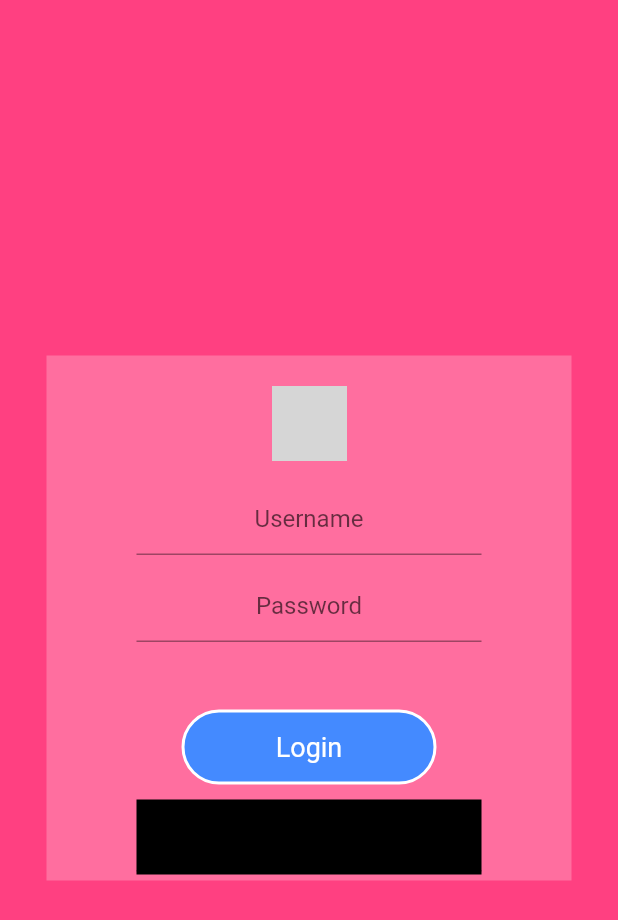
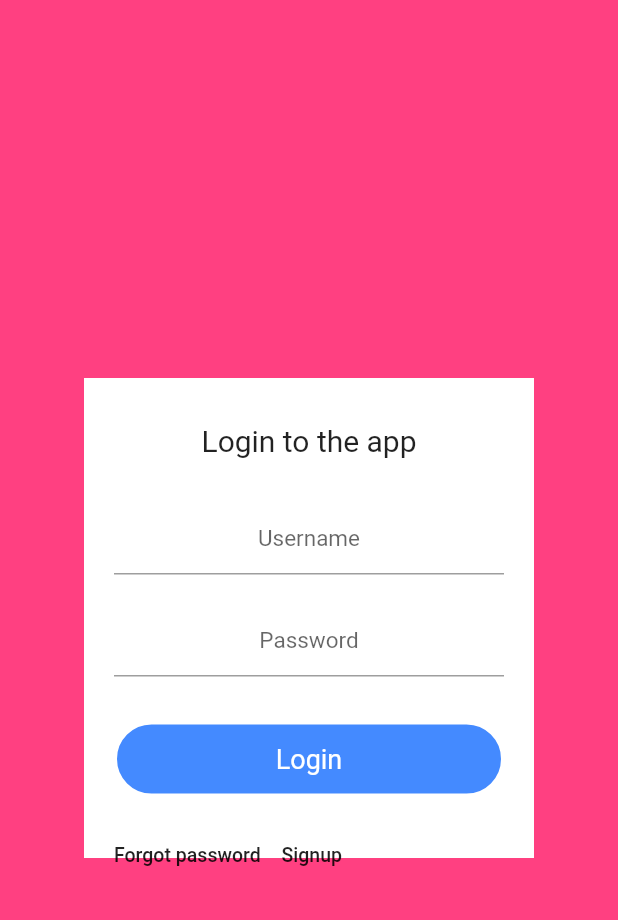
Before and after one commit to ianfreelancemail/flutter_login, a Flutter app: the screen it shows after launch, on a phone screen of 412 x 824 dp. Shown: the top 920 px of the screen. Run offline on Flutter 3.47's test engine with Material 2 defaults, Android fonts, the phone set to English and light mode, and no system bars; our stand-ins replace sqflite; accounts and stored records are empty; grey boxes are pictures that could not be loaded.

Commit message:
Fixed the login form
Signed-off-by: Ian Talisic <ianfreelancemail@gmail.com>

```diff
--- a/mysampleapp/lib/screens/login/login_screen.dart
+++ b/mysampleapp/lib/screens/login/login_screen.dart
@@ -17,61 +17,53 @@ class LoginFormState extends State<LoginForm>{
       backgroundColor: Colors.pinkAccent,
       body: new Center (
         child: new Container(
-          constraints: BoxConstraints(
-          maxHeight: 350.0,
-          maxWidth: 350.0,
-          minWidth: 250.0,
-          minHeight: 250.0
-      ),
           alignment:  Alignment.center,
-          color: Colors.white24,
-          padding: new EdgeInsets.symmetric(horizontal: 30.0),
+          width: 300.0,
+          height: 320.0,
+          color: Colors.white,
           child: new Column(
             children: <Widget>[
               new Padding(
-                padding: new EdgeInsets.fromLTRB(30.0, 20.0, 30.0, 10.0),
-                child:  new Image.network(
-                  'https://raw.githubusercontent.com/flutter/website/master/_includes/code/layout/lakes/images/lake.jpg',
-                  height: 50.0,
+                padding: new EdgeInsets.only(left: 20.0, top: 30.0, right: 20.0),
+                child: new Text(
+                  "Login to the app",
+                  style: new TextStyle(fontSize: 20.0),
+                  textAlign: TextAlign.center,
                 ),
               ),
               new Padding(
-                padding: new EdgeInsets.fromLTRB(30.0, 5.0, 30.0, 5.0),
+                padding: new EdgeInsets.only(left: 20.0, top: 30.0, right: 20.0),
                 child: new TextField(
-                    keyboardType: TextInputType.emailAddress,
-                    textAlign: TextAlign.center,
-                    decoration: new InputDecoration(
-                      fillColor: Colors.black,
-                      hintText: 'Username'
-                    ),
+                  keyboardType: TextInputType.emailAddress,
+                  textAlign: TextAlign.center,
+                  style: new TextStyle(fontSize: 15.0, color: Colors.black),
+                  decoration: new InputDecoration(
+                    hintText: 'Username',
+                    contentPadding: new EdgeInsets.symmetric(vertical: 10.0),
+                  ),
                 ),
               ),
               new Padding(
-                padding: new EdgeInsets.fromLTRB(30.0, 5.0, 30.0, 5.0),
+                padding: new EdgeInsets.only(left: 20.0, top: 20.0, right: 20.0),
                 child: new TextField(
-                  obscureText: true,
                   keyboardType: TextInputType.emailAddress,
                   textAlign: TextAlign.center,
+                  obscureText: true,
+                  style: new TextStyle(fontSize: 15.0, color:  Colors.black),
                   decoration: new InputDecoration(
                     fillColor: Colors.black,
-                    hintText: 'Password'
+                    hintText: 'Password',
+                    contentPadding: new EdgeInsets.symmetric(vertical: 10.0),
                   ),
                 ),
               ),
               new Padding (
-                 padding: new EdgeInsets.fromLTRB(30.0, 10.0, 30.0, 5.0),
+                 padding: new EdgeInsets.fromLTRB(20.0, 30.0, 20.0, 10.0),
                 child:  new InkWell(
                   onTap: (){
                     Navigator.pushNamed(context, '/home');
                   },
                   child: new Container(
-                    //width: 100.0,
-               margin: new  EdgeInsets.only(
-                 left: 30.0,
-                 top: 30.0,
-                 right: 30.0,
-                 bottom: 5.0
-               ),
                     height: 50.0,
                     decoration: new BoxDecoration(
                       color: Colors.blueAccent,
@@ -82,23 +74,33 @@ class LoginFormState extends State<LoginForm>{
                   ),
                 )
               ),
-              new Padding(
-                padding: new EdgeInsets.fromLTRB(30.0, 0.0, 30.0, 10.0),
-                child: new Container(
-                  color: Colors.black,
-                  height: 50.0,
-                  // decoration:new  BoxDecoration(
-                  //     color: Colors.blueAccent,
-                  //     border: new Border.all(color: Colors.white, width: 2.0),
-                  //     borderRadius: new BorderRadius.circular(25.0),
-                  // ),
-                  child: new TextField(
-                    textAlign: TextAlign.center,
-                    decoration: new InputDecoration(
-                      hintText: "Username",
+              new Row(
+                children: <Widget>[
+                  new FlatButton(
+                      onPressed: (){
+                        Navigator.pushNamed(context, '/home');
+                      },
+                      padding: new EdgeInsets.only(left:20.0, top:10.0),
+                      child: new Text(
+                        "Forgot password",
+                        style: new TextStyle(
+                          fontSize: 13.0,
+                        ),
+                      ),
+                    ),
+                  new FlatButton(
+                    onPressed: (){
+                      Navigator.pushNamed(context, '/home');
+                    },
+                    padding: new EdgeInsets.only(right:20.0, top:10.0),
+                    child: new Text(
+                      "Signup",
+                      style: new TextStyle(
+                        fontSize: 13.0,
+                      ),
                     ),
                   ),
-                ),
+                ],
               ),
             ],
           ),
```
